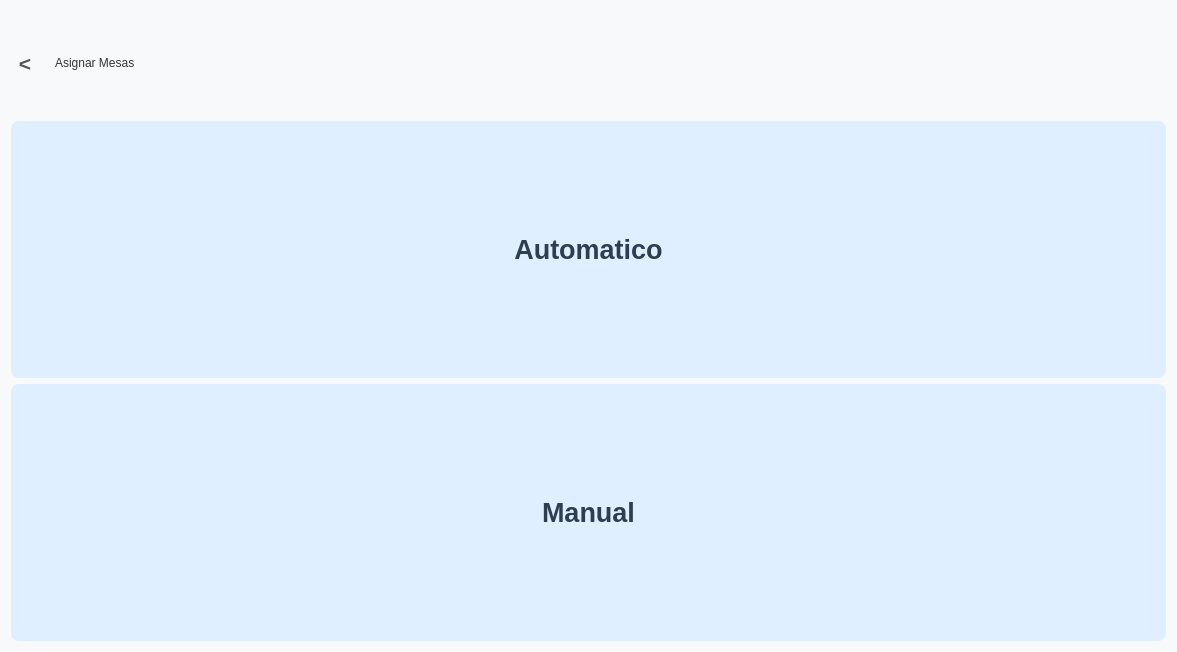
Old version of the form Interfaces/AsignarMesas.ui in the repository roblesgg/GestionEventos.
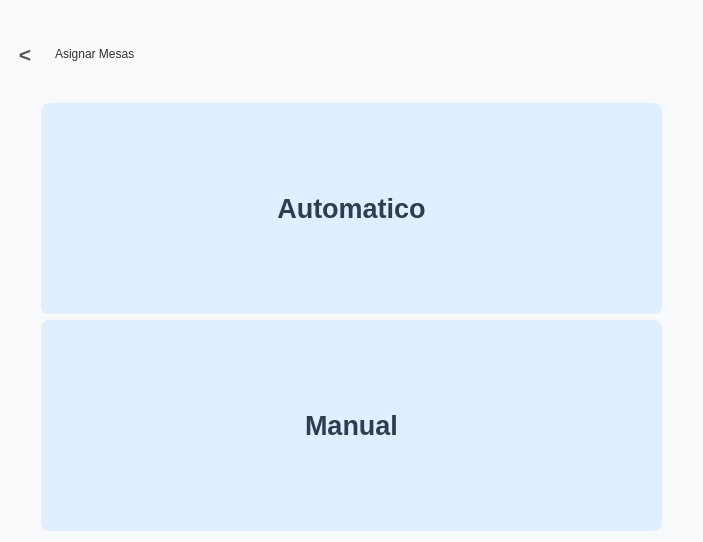
New version of the form.

Patch:
```diff
--- a/Interfaces/AsignarMesas.ui
+++ b/Interfaces/AsignarMesas.ui
@@ -6,8 +6,8 @@
    <rect>
     <x>0</x>
     <y>0</y>
-    <width>1177</width>
-    <height>652</height>
+    <width>703</width>
+    <height>542</height>
    </rect>
   </property>
   <property name="windowTitle">
@@ -101,6 +101,12 @@
    </item>
    <item>
     <layout class="QVBoxLayout" name="verticalLayout">
+     <property name="leftMargin">
+      <number>30</number>
+     </property>
+     <property name="rightMargin">
+      <number>30</number>
+     </property>
      <item>
       <widget class="QPushButton" name="AutoAssign_Btn">
        <property name="sizePolicy">
```
Left out of the diff: 4 changed lines with no effect on the pictures.
